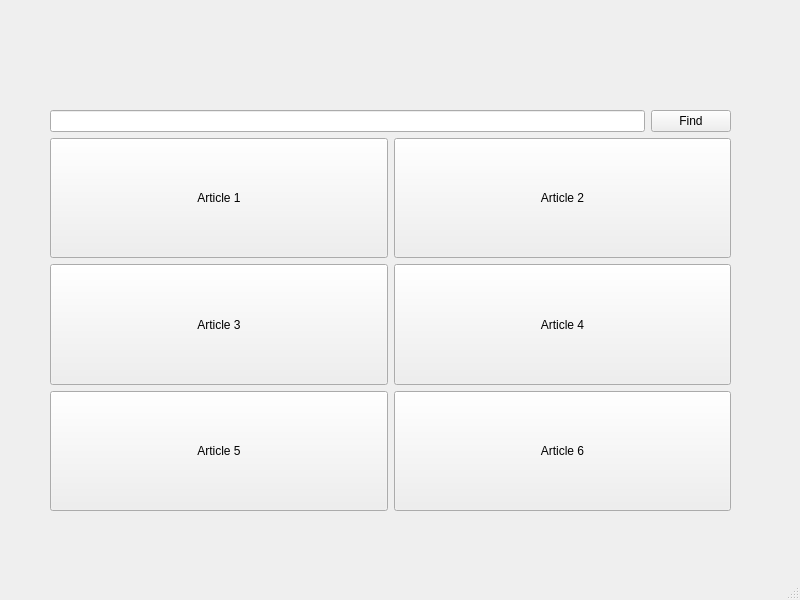
The window that idea/project2/mainwindow.ui (akiaria/bambi) describes before a commit, drawn with Qt 5.
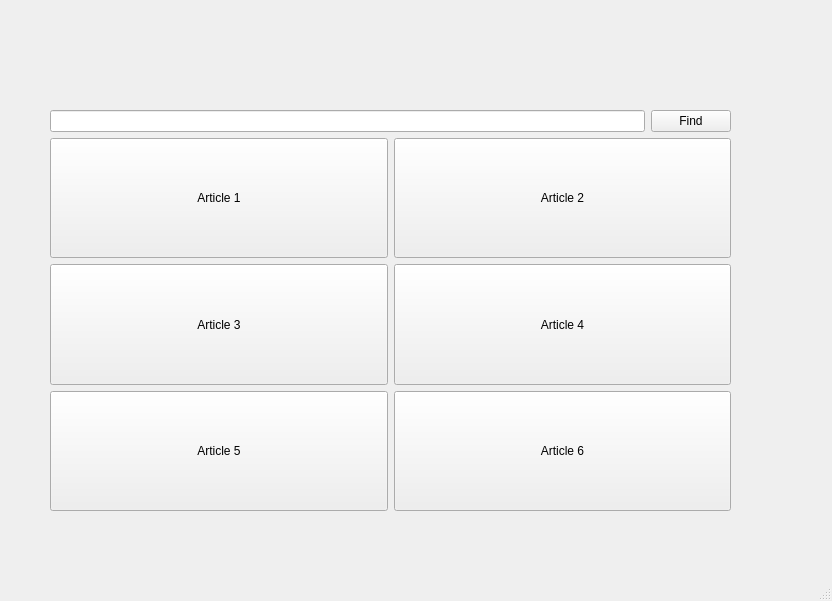
The same window after the commit. Icons and pictures are not drawn.

Diff of the .ui file:
```diff
--- a/idea/project2/mainwindow.ui
+++ b/idea/project2/mainwindow.ui
@@ -6,8 +6,8 @@
    <rect>
     <x>0</x>
     <y>0</y>
-    <width>800</width>
-    <height>600</height>
+    <width>832</width>
+    <height>601</height>
    </rect>
   </property>
   <property name="windowTitle">
@@ -42,7 +42,7 @@
      <pixmap>../../../Desktop/Presentations/qt_pic2/pets.jpg</pixmap>
     </property>
    </widget>
-   <widget class="QWidget" name="">
+   <widget class="QWidget" name="layoutWidget">
     <property name="geometry">
      <rect>
       <x>50</x>
```
Left out of the diff: 2 changed lines with no effect on the pictures.
